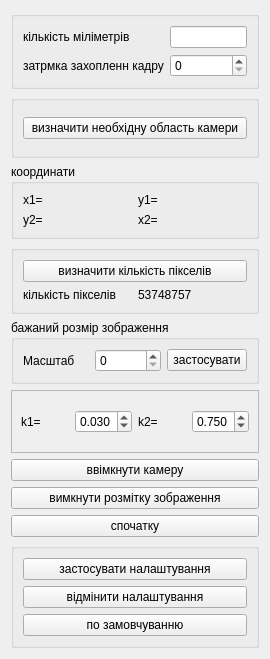
Above: AnalyzerFoam/settingcaptureframe.ui from alishkaLala/good before the change. Below: the same form after it.
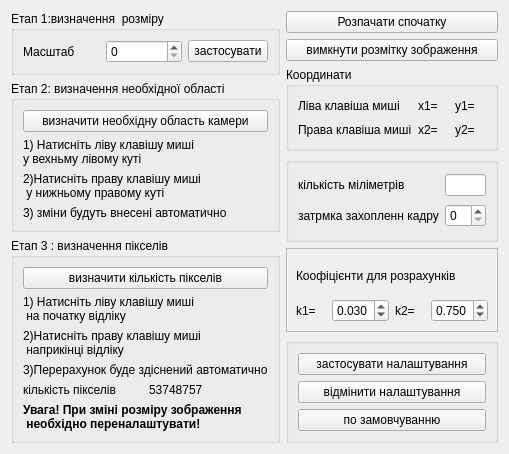
That is the form after the change.

Diff of the .ui file:
```diff
--- a/AnalyzerFoam/settingcaptureframe.ui
+++ b/AnalyzerFoam/settingcaptureframe.ui
@@ -6,47 +6,53 @@
    <rect>
     <x>0</x>
     <y>0</y>
-    <width>270</width>
-    <height>659</height>
+    <width>481</width>
+    <height>425</height>
    </rect>
   </property>
   <property name="windowTitle">
    <string>Form</string>
   </property>
-  <layout class="QGridLayout" name="gridLayout_4">
+  <layout class="QGridLayout" name="gridLayout">
    <item row="0" column="0">
-    <widget class="QGroupBox" name="groupBox_5">
+    <layout class="QVBoxLayout" name="verticalLayout_4">
+     <item>
+      <widget class="QGroupBox" name="groupBox_3">
+       <property name="font">
+        <font>
+         <weight>50</weight>
+         <italic>false</italic>
+         <bold>false</bold>
+        </font>
+       </property>
      <property name="title">
-      <string/>
-     </property>
-     <layout class="QGridLayout" name="gridLayout_3">
-      <item row="0" column="0">
-       <widget class="QLabel" name="label_2">
+        <string>Етап 1:визначення  розміру</string>
+       </property>
+       <layout class="QHBoxLayout" name="horizontalLayout_3">
+        <item>
+         <widget class="QLabel" name="label_5">
         <property name="text">
-         <string>кількість міліметрів</string>
+           <string>Масштаб</string>
         </property>
        </widget>
       </item>
-      <item row="0" column="1">
-       <widget class="QLineEdit" name="lineEdit"/>
-      </item>
-      <item row="1" column="0">
-       <widget class="QLabel" name="label">
+        <item>
+         <widget class="QSpinBox" name="widthCaptureWindow"/>
+        </item>
+        <item>
+         <widget class="QPushButton" name="buttonSizeApply">
         <property name="text">
-         <string>затрмка захопленн кадру</string>
+           <string>застосувати</string>
         </property>
        </widget>
       </item>
-      <item row="1" column="1">
-       <widget class="QSpinBox" name="spinBox"/>
-      </item>
      </layout>
     </widget>
    </item>
-   <item row="1" column="0">
+     <item>
     <widget class="QGroupBox" name="groupBox">
      <property name="title">
-      <string/>
+        <string>Етап 2: визначення необхідної області</string>
      </property>
      <layout class="QVBoxLayout" name="verticalLayout">
       <item>
@@ -56,67 +62,78 @@
         </property>
        </widget>
       </item>
-     </layout>
-    </widget>
-   </item>
-   <item row="2" column="0">
-    <widget class="QGroupBox" name="groupBox_6">
-     <property name="title">
-      <string>координати</string>
-     </property>
-     <layout class="QGridLayout" name="gridLayout">
-      <item row="0" column="0">
-       <widget class="QLabel" name="labelX1">
+        <item>
+         <widget class="QLabel" name="label_7">
         <property name="text">
-         <string>x1=</string>
+           <string>1) Натисніть ліву клавішу миші 
+у вехньму лівому куті </string>
         </property>
        </widget>
       </item>
-      <item row="0" column="1">
-       <widget class="QLabel" name="labelY1">
+        <item>
+         <widget class="QLabel" name="label_8">
         <property name="text">
-         <string>y1=</string>
+           <string>2)Натисніть праву клавішу миші 
+ у нижньому правому куті </string>
         </property>
        </widget>
       </item>
-      <item row="1" column="0">
-       <widget class="QLabel" name="labelY2">
+        <item>
+         <widget class="QLabel" name="label_9">
         <property name="text">
-         <string>y2=</string>
+           <string>3) зміни будуть внесені автоматично</string>
         </property>
        </widget>
       </item>
-      <item row="1" column="1">
-       <widget class="QLabel" name="labelX2">
-        <property name="text">
-         <string>x2=</string>
-        </property>
-       </widget>
-      </item>
      </layout>
     </widget>
    </item>
-   <item row="3" column="0">
+     <item>
     <widget class="QGroupBox" name="groupBox_2">
      <property name="title">
-      <string/>
-     </property>
-     <layout class="QGridLayout" name="gridLayout_2">
-      <item row="0" column="0" colspan="2">
+        <string>Етап 3 : визначення пікселів</string>
+       </property>
+       <layout class="QVBoxLayout" name="verticalLayout_3">
+        <item>
        <widget class="QPushButton" name="buttonSetDistance">
         <property name="text">
          <string>визначити кількість пікселів</string>
         </property>
        </widget>
       </item>
-      <item row="1" column="0">
+        <item>
+         <widget class="QLabel" name="label_11">
+          <property name="text">
+           <string>1) Натисніть ліву клавішу миші 
+ на початку відліку</string>
+          </property>
+         </widget>
+        </item>
+        <item>
+         <widget class="QLabel" name="label_12">
+          <property name="text">
+           <string>2)Натисніть праву клавішу миші 
+ наприкінці відліку</string>
+          </property>
+         </widget>
+        </item>
+        <item>
+         <widget class="QLabel" name="label_10">
+          <property name="text">
+           <string>3)Перерахунок буде здіснений автоматично</string>
+          </property>
+         </widget>
+        </item>
+        <item>
+         <layout class="QHBoxLayout" name="horizontalLayout_2">
+          <item>
        <widget class="QLabel" name="label_4">
         <property name="text">
          <string>кількість пікселів </string>
         </property>
        </widget>
       </item>
-      <item row="1" column="1">
+          <item>
        <widget class="QLabel" name="pixels">
         <property name="text">
          <string>53748757</string>
@@ -124,72 +141,123 @@
        </widget>
       </item>
      </layout>
-    </widget>
-   </item>
-   <item row="4" column="0">
-    <widget class="QGroupBox" name="groupBox_3">
-     <property name="title">
-      <string>бажаний розмір зображення</string>
-     </property>
-     <layout class="QHBoxLayout" name="horizontalLayout_3">
+        </item>
       <item>
-       <widget class="QLabel" name="label_5">
-        <property name="text">
-         <string>Масштаб</string>
-        </property>
-       </widget>
-      </item>
-      <item>
-       <widget class="QSpinBox" name="widthCaptureWindow"/>
-      </item>
-      <item>
-       <widget class="QPushButton" name="buttonSizeApply">
+         <widget class="QLabel" name="label_13">
+          <property name="font">
+           <font>
+            <weight>75</weight>
+            <bold>true</bold>
+           </font>
+          </property>
         <property name="text">
-         <string>застосувати</string>
+           <string>Увага! При зміні розміру зображення 
+ необхідно переналаштувати!</string>
         </property>
        </widget>
       </item>
      </layout>
     </widget>
    </item>
-   <item row="8" column="0">
+    </layout>
+   </item>
+   <item row="0" column="1">
+    <layout class="QVBoxLayout" name="verticalLayout_5">
+     <item>
     <widget class="QPushButton" name="buttonRestartTrySet">
      <property name="text">
-      <string>спочатку</string>
+        <string>Розпачати спочатку</string>
      </property>
     </widget>
    </item>
-   <item row="9" column="0">
-    <widget class="QGroupBox" name="groupBox_4">
+     <item>
+      <widget class="QPushButton" name="pushButton_2">
+       <property name="text">
+        <string>вимкнути розмітку зображення</string>
+       </property>
+      </widget>
+     </item>
+     <item>
+      <widget class="QGroupBox" name="groupBox_6">
+       <property name="title">
+        <string>Координати</string>
+       </property>
+       <layout class="QGridLayout" name="gridLayout_4">
+        <item row="0" column="0">
+         <widget class="QLabel" name="label_15">
+          <property name="text">
+           <string>Ліва клавіша миші</string>
+          </property>
+         </widget>
+        </item>
+        <item row="0" column="1">
+         <widget class="QLabel" name="labelX1">
+          <property name="text">
+           <string>x1=</string>
+          </property>
+         </widget>
+        </item>
+        <item row="0" column="2">
+         <widget class="QLabel" name="labelY1">
+          <property name="text">
+           <string>y1=</string>
+          </property>
+         </widget>
+        </item>
+        <item row="1" column="0">
+         <widget class="QLabel" name="label_16">
+          <property name="text">
+           <string>Права клавіша миші</string>
+          </property>
+         </widget>
+        </item>
+        <item row="1" column="1">
+         <widget class="QLabel" name="labelX2">
+          <property name="text">
+           <string>x2=</string>
+          </property>
+         </widget>
+        </item>
+        <item row="1" column="2">
+         <widget class="QLabel" name="labelY2">
+          <property name="text">
+           <string>y2=</string>
+          </property>
+         </widget>
+        </item>
+       </layout>
+      </widget>
+     </item>
+     <item>
+      <widget class="QGroupBox" name="groupBox_5">
      <property name="title">
       <string/>
      </property>
-     <layout class="QVBoxLayout" name="verticalLayout_2">
-      <item>
-       <widget class="QPushButton" name="SettingApply">
+       <layout class="QGridLayout" name="gridLayout_3">
+        <item row="0" column="0">
+         <widget class="QLabel" name="label_2">
         <property name="text">
-         <string>застосувати налаштування</string>
+           <string>кількість міліметрів</string>
         </property>
        </widget>
       </item>
-      <item>
-       <widget class="QPushButton" name="SettingCansel">
-        <property name="text">
-         <string>відмінити налаштування</string>
-        </property>
-       </widget>
-      </item>
-      <item>
-       <widget class="QPushButton" name="SettingStandart">
+        <item row="0" column="1">
+         <widget class="QLineEdit" name="lineEdit"/>
+        </item>
+        <item row="1" column="0">
+         <widget class="QLabel" name="label">
         <property name="text">
-         <string>по замовчуванню</string>
+           <string>затрмка захопленн кадру</string>
         </property>
        </widget>
       </item>
+        <item row="1" column="1">
+         <widget class="QSpinBox" name="spinBox"/>
+        </item>
      </layout>
     </widget>
    </item>
-   <item row="5" column="0">
+     <item>
     <widget class="QFrame" name="frame">
      <property name="frameShape">
       <enum>QFrame::StyledPanel</enum>
@@ -197,15 +265,22 @@
      <property name="frameShadow">
       <enum>QFrame::Raised</enum>
      </property>
-     <layout class="QGridLayout" name="gridLayout_5">
-      <item row="1" column="0">
+       <layout class="QGridLayout" name="gridLayout_2">
+        <item row="1" column="0" colspan="4">
+         <widget class="QLabel" name="label_14">
+          <property name="text">
+           <string>Коофіцієнти для розрахунків</string>
+          </property>
+         </widget>
+        </item>
+        <item row="2" column="0">
        <widget class="QLabel" name="label_3">
         <property name="text">
          <string>k1=</string>
         </property>
        </widget>
       </item>
-      <item row="1" column="1">
+        <item row="2" column="1">
        <widget class="QDoubleSpinBox" name="doubleSpinBox">
         <property name="decimals">
          <number>3</number>
@@ -221,45 +296,63 @@
         </property>
        </widget>
       </item>
-      <item row="1" column="3">
-       <widget class="QDoubleSpinBox" name="doubleSpinBox_2">
-        <property name="decimals">
-         <number>3</number>
-        </property>
-        <property name="maximum">
-         <double>3.000000000000000</double>
-        </property>
-        <property name="singleStep">
-         <double>0.001000000000000</double>
-        </property>
-        <property name="value">
-         <double>0.750000000000000</double>
-        </property>
-       </widget>
-      </item>
-      <item row="1" column="2">
+        <item row="2" column="2">
        <widget class="QLabel" name="label_6">
         <property name="text">
          <string>k2=</string>
         </property>
        </widget>
       </item>
+        <item row="2" column="3">
+         <widget class="QDoubleSpinBox" name="doubleSpinBox_2">
+          <property name="decimals">
+           <number>3</number>
+          </property>
+          <property name="maximum">
+           <double>3.000000000000000</double>
+          </property>
+          <property name="singleStep">
+           <double>0.001000000000000</double>
+          </property>
+          <property name="value">
+           <double>0.750000000000000</double>
+          </property>
+         </widget>
+        </item>
      </layout>
     </widget>
    </item>
-   <item row="6" column="0">
-    <widget class="QPushButton" name="pushButton">
+     <item>
+      <widget class="QGroupBox" name="groupBox_4">
+       <property name="title">
+        <string/>
+       </property>
+       <layout class="QVBoxLayout" name="verticalLayout_2">
+        <item>
+         <widget class="QPushButton" name="SettingApply">
      <property name="text">
-      <string>ввімкнути камеру</string>
+           <string>застосувати налаштування</string>
      </property>
     </widget>
    </item>
-   <item row="7" column="0">
-    <widget class="QPushButton" name="pushButton_2">
+        <item>
+         <widget class="QPushButton" name="SettingCansel">
      <property name="text">
-      <string>вимкнути розмітку зображення</string>
-     </property>
-    </widget>
+           <string>відмінити налаштування</string>
+          </property>
+         </widget>
+        </item>
+        <item>
+         <widget class="QPushButton" name="SettingStandart">
+          <property name="text">
+           <string>по замовчуванню</string>
+          </property>
+         </widget>
+        </item>
+       </layout>
+      </widget>
+     </item>
+    </layout>
    </item>
   </layout>
  </widget>
```
Lines whose indentation alone changed are shown as unchanged.
